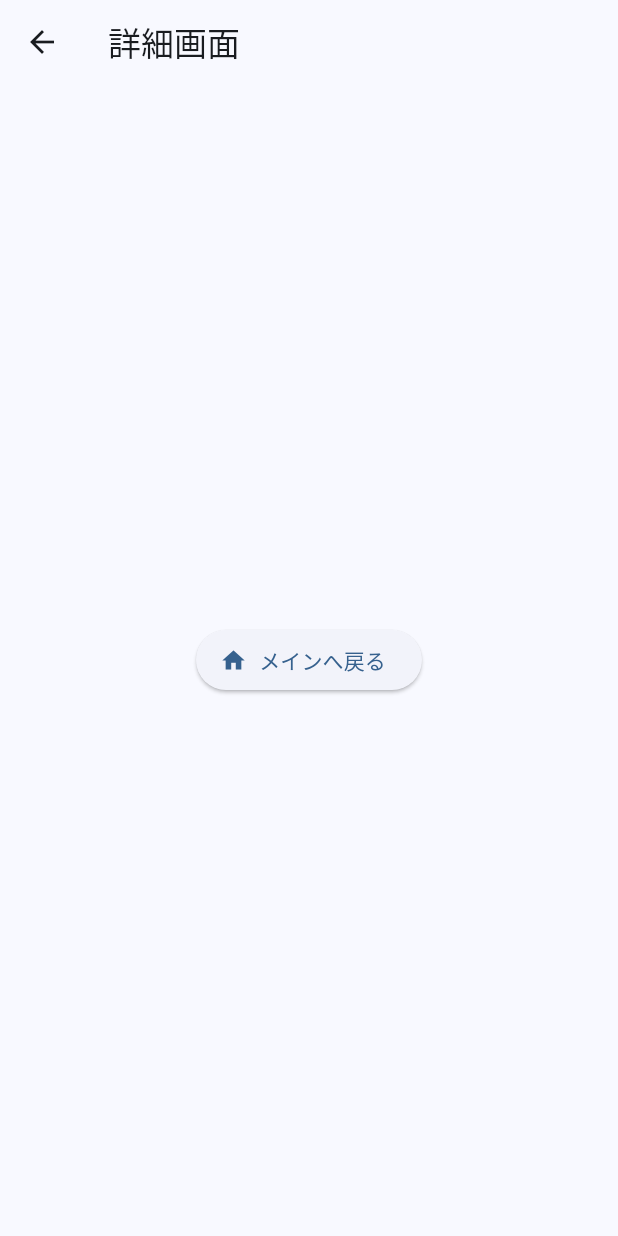
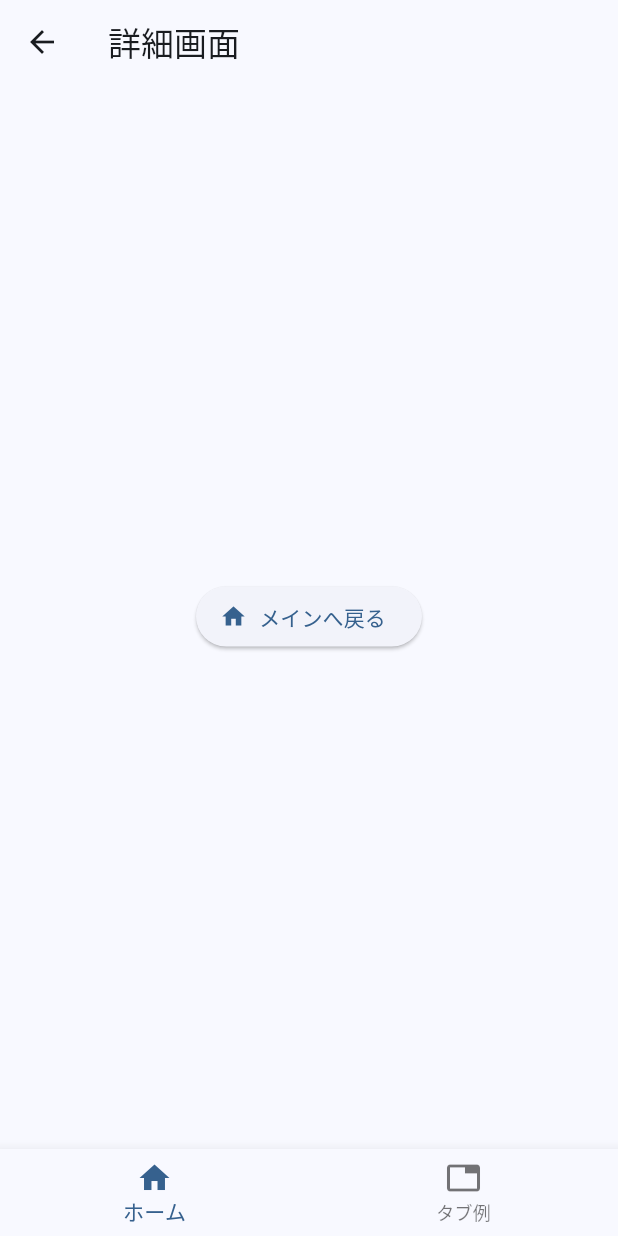
Before and after one commit to kabikira/cache, a Flutter app: the screen it shows after launch, after a tap on "詳細へ移動", on a phone screen of 412 x 824 dp. Run offline on Flutter 3.47's test engine with Material 3 defaults, Android fonts, the phone set to English and light mode, and no system bars; our stand-ins replace flutter_riverpod, go_router.

Commit message:
タブ追加

```diff
--- a/lib/routes/app_router.dart
+++ b/lib/routes/app_router.dart
@@ -4,7 +4,9 @@ import 'package:flutter/material.dart';
 import '../pages/detail_page.dart';
 import '../pages/home_page.dart';
 import '../pages/modal_page.dart';
+import '../pages/tab_example_page.dart';
 import '../services/mock_api.dart';
+import '../widgets/tab_shell.dart';
 
 class ApiObserver extends NavigatorObserver {
   ApiObserver(this.api);
@@ -61,6 +63,12 @@ class ApiObserver extends NavigatorObserver {
 final GoRouter appRouter = GoRouter(
   observers: [ApiObserver(MockApi())],
   routes: [
+    StatefulShellRoute.indexedStack(
+      builder: (context, state, navigationShell) =>
+          TabShell(navigationShell: navigationShell),
+      branches: [
+        StatefulShellBranch(
+          routes: [
             GoRoute(
               path: '/',
               name: 'home',
@@ -82,4 +90,17 @@ final GoRouter appRouter = GoRouter(
               ],
             ),
           ],
+        ),
+        StatefulShellBranch(
+          routes: [
+            GoRoute(
+              path: '/tabs',
+              name: 'tabs',
+              builder: (context, state) => const TabExamplePage(),
+            ),
+          ],
+        ),
+      ],
+    ),
+  ],
 );
--- /dev/null
+++ b/lib/widgets/tab_shell.dart
@@ -0,0 +1,37 @@
+import 'package:flutter/material.dart';
+import 'package:go_router/go_router.dart';
+
+/// GoRouter の StatefulShellRoute と組み合わせてボトムバーを常設するシェル。
+class TabShell extends StatelessWidget {
+  const TabShell({super.key, required this.navigationShell});
+
+  final StatefulNavigationShell navigationShell;
+
+  void _onTap(int index) {
+    navigationShell.goBranch(
+      index,
+      initialLocation: index == navigationShell.currentIndex,
+    );
+  }
+
+  @override
+  Widget build(BuildContext context) {
+    return Scaffold(
+      body: navigationShell,
+      bottomNavigationBar: BottomNavigationBar(
+        currentIndex: navigationShell.currentIndex,
+        onTap: _onTap,
+        items: const [
+          BottomNavigationBarItem(
+            icon: Icon(Icons.home),
+            label: 'ホーム',
+          ),
+          BottomNavigationBarItem(
+            icon: Icon(Icons.tab),
+            label: 'タブ例',
+          ),
+        ],
+      ),
+    );
+  }
+}
```
Also changed, not shown: lib/pages/tab_example_page.dart (added, +53 -0 lines). Lines whose indentation alone changed are shown as unchanged.
